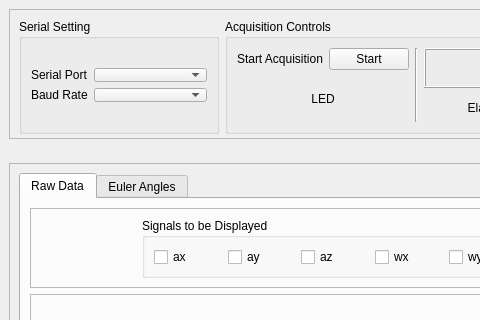
This is MpuDataAcquisition/mainwindow.ui in APSCrew/MpuDataAcquisition as Qt 5 draws it before an edit; both pictures show x 0 to 480 and y 0 to 320 of the 800 by 600 pixel window. The edited form follows.
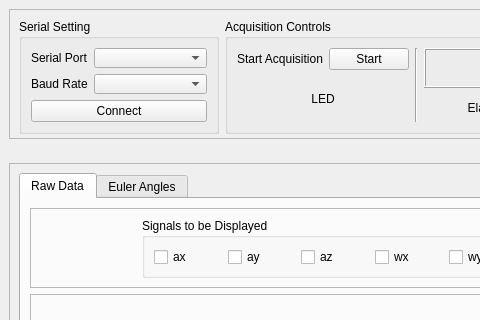
This is the edited form. Custom widgets are drawn as their Qt base class.

Commit message: Aggiunto il pulsante connetti nell'interfaccia; Aggiunta la classe QSerialPort; Abbozzate le funzionalità "connetti" e "start acquisizione";

```diff
--- a/MpuDataAcquisition/mainwindow.ui
+++ b/MpuDataAcquisition/mainwindow.ui
@@ -53,58 +53,37 @@
          <property name="title">
           <string>Serial Setting</string>
          </property>
+         <layout class="QVBoxLayout" name="verticalLayout_10">
+          <item>
          <layout class="QFormLayout" name="formLayout">
           <item row="0" column="0">
-           <spacer name="verticalSpacer_2">
-            <property name="orientation">
-             <enum>Qt::Vertical</enum>
-            </property>
-            <property name="sizeType">
-             <enum>QSizePolicy::Fixed</enum>
-            </property>
-            <property name="sizeHint" stdset="0">
-             <size>
-              <width>20</width>
-              <height>40</height>
-             </size>
-            </property>
-           </spacer>
-          </item>
-          <item row="1" column="0">
            <widget class="QLabel" name="label">
             <property name="text">
              <string>Serial Port</string>
             </property>
            </widget>
           </item>
-          <item row="1" column="1">
-           <widget class="QComboBox" name="comboBox_2"/>
-          </item>
-          <item row="2" column="0">
+            <item row="0" column="1">
+             <widget class="QComboBox" name="comboBox_serialPortName"/>
+            </item>
+            <item row="1" column="0">
            <widget class="QLabel" name="label_2">
             <property name="text">
              <string>Baud Rate</string>
             </property>
            </widget>
           </item>
-          <item row="2" column="1">
-           <widget class="QComboBox" name="comboBox"/>
-          </item>
-          <item row="3" column="0">
-           <spacer name="verticalSpacer_3">
-            <property name="orientation">
-             <enum>Qt::Vertical</enum>
+            <item row="1" column="1">
+             <widget class="QComboBox" name="comboBox_serialPortBaudRate"/>
+            </item>
+           </layout>
+          </item>
+          <item>
+           <widget class="QPushButton" name="pushButton_connect">
+            <property name="text">
+             <string>Connect</string>
             </property>
-            <property name="sizeType">
-             <enum>QSizePolicy::Fixed</enum>
-            </property>
-            <property name="sizeHint" stdset="0">
-             <size>
-              <width>20</width>
-              <height>40</height>
-             </size>
-            </property>
-           </spacer>
+           </widget>
           </item>
          </layout>
         </widget>
```
Left out of the diff: 30 changed lines with no effect on the pictures. Lines whose indentation alone changed are shown as unchanged. The commit also changes 3 other files.
